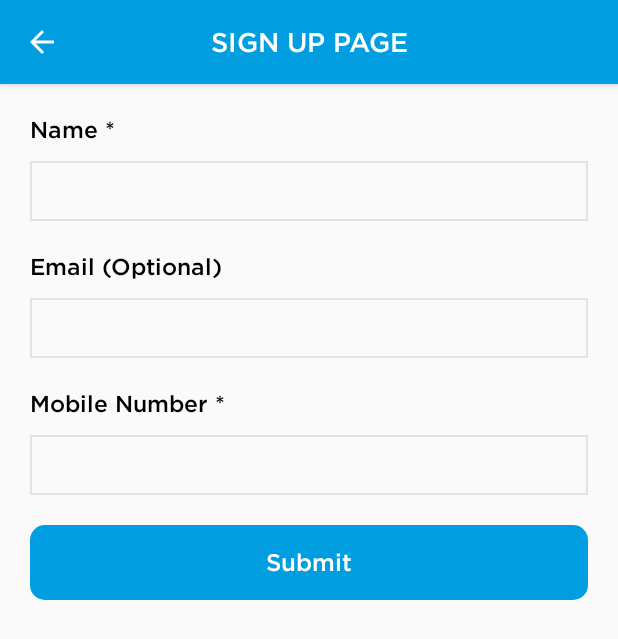
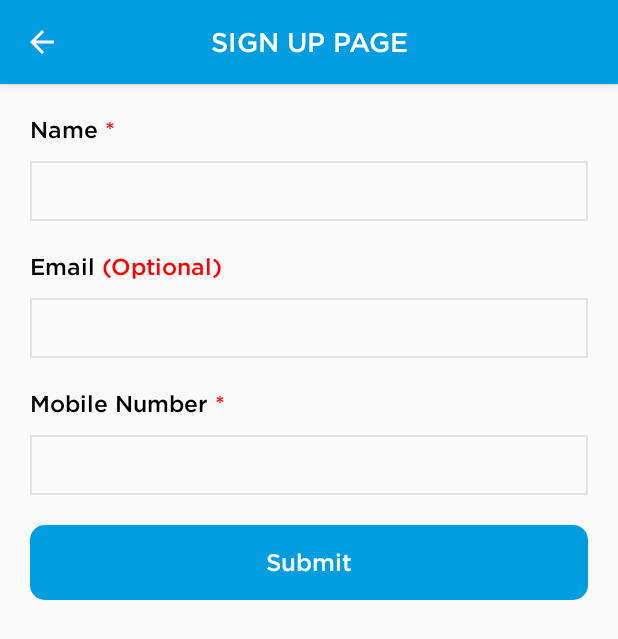
Before and after one commit to noman-iu/MyLocator, an Android app: the SignUpActivity screen opened directly, with no data from a screen before it, on a phone screen of 412 x 824 dp. Shown: the top 639 px of the screen. Run offline under Robolectric (Android 15) with nearby library versions, the phone set to English and light mode, and no system bars; our stand-ins replace ButterKnife, CircleImageView, Firebase (no records; nobody signed in at launch, a user with empty details on screens opened directly).

```diff
--- a/app/build.gradle
+++ b/app/build.gradle
@@ -57,4 +57,6 @@ dependencies {
 
 
 
+
+
 apply plugin: 'com.google.gms.google-services'
--- a/app/src/main/java/com/example/shadabazamfarooqui/mylocator/activity/abstract_activity/Map.java
+++ b/app/src/main/java/com/example/shadabazamfarooqui/mylocator/activity/abstract_activity/Map.java
@@ -11,7 +11,6 @@ import android.location.Location;
 import android.location.LocationManager;
 import android.os.Build;
 import android.os.Bundle;
-import android.os.Handler;
 import android.provider.Settings;
 import android.support.v4.app.ActivityCompat;
 import android.support.v4.content.ContextCompat;
@@ -22,6 +21,7 @@ import android.widget.Toast;
 
 import com.example.shadabazamfarooqui.mylocator.R;
 import com.example.shadabazamfarooqui.mylocator.activity.HomeActivity;
+import com.example.shadabazamfarooqui.mylocator.activity.DummyActivity;
 import com.example.shadabazamfarooqui.mylocator.adapter.MosqueAdapter;
 import com.example.shadabazamfarooqui.mylocator.api.ApiClient;
 import com.example.shadabazamfarooqui.mylocator.network.request.GetRequest;
@@ -39,8 +39,6 @@ import com.google.android.gms.maps.model.BitmapDescriptorFactory;
 import com.google.android.gms.maps.model.LatLng;
 import com.google.android.gms.maps.model.Marker;
 import com.google.android.gms.maps.model.MarkerOptions;
-
-import java.util.List;
 
 import retrofit2.Call;
 import retrofit2.Callback;
@@ -316,7 +314,9 @@ public class Map extends AppCompatActivity implements OnMapReadyCallback,
                         mMap.moveCamera(CameraUpdateFactory.newLatLng(latLng));
                         mMap.animateCamera(CameraUpdateFactory.zoomTo(11));
                     }
+                    DummyActivity.response=response.body();
                     mosqueList.setAdapter(new MosqueAdapter(HomeActivity.context,response.body()));
+
                 } catch (Exception e) {
 
                     Log.d("onResponse", "There is an error");
--- a/app/src/main/java/com/example/shadabazamfarooqui/mylocator/activity/abstract_activity/Navigation.java
+++ b/app/src/main/java/com/example/shadabazamfarooqui/mylocator/activity/abstract_activity/Navigation.java
@@ -15,7 +15,7 @@ import android.view.View;
 import android.widget.Toast;
 
 import com.example.shadabazamfarooqui.mylocator.R;
-import com.example.shadabazamfarooqui.mylocator.activity.AddMosqueActivity;
+import com.example.shadabazamfarooqui.mylocator.activity.DummyActivity;
 
 /**
  * Created by Shadab Azam Farooqui on 24-Dec-17.
@@ -72,7 +72,7 @@ public class Navigation extends Map implements NavigationView.OnNavigationItemSe
             new Handler().postDelayed(new Runnable() {
                 @Override
                 public void run() {
-                    Toast.makeText(getApplicationContext(), "drawer is not ready", Toast.LENGTH_SHORT).show();
+                  startActivity(new Intent(getApplicationContext(), DummyActivity.class));
                     //overridePendingTransition(R.anim.fade_in,R.anim.fade_out);
                 }
             },500);
--- a/app/src/main/res/layout/activity_add_mosque.xml
+++ b/app/src/main/res/layout/activity_add_mosque.xml
@@ -60,6 +60,7 @@
                         android:background="@drawable/bg_grey_stroke"
                         android:layout_height="wrap_content"
                         android:minHeight="40dp"
+                        android:inputType="textCapWords"
                         android:padding="5dp"
                         android:textSize="16sp" />
 
--- a/app/src/main/res/layout/activity_sign_up.xml
+++ b/app/src/main/res/layout/activity_sign_up.xml
@@ -29,14 +29,28 @@
                 android:orientation="vertical"
                 android:visibility="visible">
 
+                <LinearLayout
+                    android:layout_width="match_parent"
+                    android:layout_height="wrap_content"
+                    android:orientation="horizontal">
+
                     <com.example.shadabazamfarooqui.mylocator.utils.BuzzTextView
                         android:id="@+id/buzzTextView"
                         style="@style/Gotham_Medium"
-                    android:layout_width="match_parent"
+                        android:layout_width="wrap_content"
                         android:layout_height="wrap_content"
-                    android:text="Name *"
+                        android:text="Name "
                         android:textColor="#000"
                         android:textSize="15sp" />
+
+                    <com.example.shadabazamfarooqui.mylocator.utils.BuzzTextView
+                        style="@style/Gotham_Medium"
+                        android:layout_width="wrap_content"
+                        android:layout_height="wrap_content"
+                        android:text="*"
+                        android:textColor="@color/red"
+                        android:textSize="15sp" />
+                </LinearLayout>
 
                 <android.support.design.widget.TextInputLayout
                     android:id="@+id/inputLayoutName"
@@ -48,19 +62,37 @@
                         android:layout_width="match_parent"
                         android:layout_height="wrap_content"
                         android:background="@drawable/bg_grey_stroke"
+                        android:inputType="textCapWords"
+                        android:maxLines="1"
                         android:minHeight="40dp"
                         android:padding="10dp"
                         android:textSize="16sp" />
+
+
                 </android.support.design.widget.TextInputLayout>
+
+                <LinearLayout
+                    android:layout_width="match_parent"
+                    android:layout_height="wrap_content">
+
+                    <com.example.shadabazamfarooqui.mylocator.utils.BuzzTextView
+                        style="@style/Gotham_Medium"
+                        android:layout_width="wrap_content"
+                        android:layout_height="wrap_content"
+                        android:layout_marginTop="20dp"
+                        android:text="Email "
+                        android:textColor="#000"
+                        android:textSize="15sp" />
 
                     <com.example.shadabazamfarooqui.mylocator.utils.BuzzTextView
                         style="@style/Gotham_Medium"
                         android:layout_width="fill_parent"
                         android:layout_height="wrap_content"
                         android:layout_marginTop="20dp"
-                    android:text="Email (Optional)"
-                    android:textColor="#000"
+                        android:text="(Optional)"
+                        android:textColor="@color/red"
                         android:textSize="15sp" />
+                </LinearLayout>
 
                 <android.support.design.widget.TextInputLayout
                     android:id="@+id/inputLayoutEmail"
@@ -78,15 +110,30 @@
                         android:textSize="16sp" />
                 </android.support.design.widget.TextInputLayout>
 
+               <LinearLayout
+                   android:layout_width="match_parent"
+                   android:layout_height="wrap_content">
+
                    <com.example.shadabazamfarooqui.mylocator.utils.BuzzTextView
                        android:id="@+id/textView2"
                        style="@style/Gotham_Medium"
-                    android:layout_width="fill_parent"
+                       android:layout_width="wrap_content"
                        android:layout_height="wrap_content"
                        android:layout_marginTop="20dp"
-                    android:text="Mobile Number *"
+                       android:text="Mobile Number "
                        android:textColor="#000"
                        android:textSize="15sp" />
+                   <com.example.shadabazamfarooqui.mylocator.utils.BuzzTextView
+                       style="@style/Gotham_Medium"
+                       android:layout_width="wrap_content"
+                       android:layout_height="wrap_content"
+                       android:layout_marginTop="20dp"
+                       android:text="*"
+                       android:textColor="@color/red"
+                       android:textSize="15sp" />
+
+
+               </LinearLayout>
 
                 <android.support.design.widget.TextInputLayout
                     android:id="@+id/inputLayoutMobile"
--- a/app/src/main/res/layout/content_home.xml
+++ b/app/src/main/res/layout/content_home.xml
@@ -82,12 +82,12 @@
             android:orientation="horizontal"
             android:visibility="gone">
 
-            <com.example.shadabazamfarooqui.mylocator.utils.BuzzTextView
+            <ListView
                 android:id="@+id/moreList"
                 android:text="@string/title_more"
                 android:layout_width="match_parent"
                 android:gravity="center"
-                android:layout_height="match_parent"></com.example.shadabazamfarooqui.mylocator.utils.BuzzTextView>
+                android:layout_height="match_parent"/>
         </LinearLayout>
 
 
```
Also changed, not shown: app/src/main/AndroidManifest.xml (+5 -4 lines), app/src/main/java/com/example/shadabazamfarooqui/mylocator/activity/AddMosqueActivity.java (+8 -3 lines), app/src/main/java/com/example/shadabazamfarooqui/mylocator/activity/DummyActivity.java (added, +37 -0 lines), app/src/main/java/com/example/shadabazamfarooqui/mylocator/activity/HomeActivity.java (+55 -0 lines), app/src/main/java/com/example/shadabazamfarooqui/mylocator/activity/SignUpActivity.java (+27 -7 lines), app/src/main/java/com/example/shadabazamfarooqui/mylocator/adapter/MoreListAdapter.java (added, +71 -0 lines), app/src/main/java/com/example/shadabazamfarooqui/mylocator/adapter/MosqueAdapter.java (+6 -3 lines), app/src/main/java/com/example/shadabazamfarooqui/mylocator/adapter/MosqueExpandableListAdapter.java (added, +99 -0 lines), app/src/main/java/com/example/shadabazamfarooqui/mylocator/utils/Preferences.java (+10 -3 lines), app/src/main/res/layout/activity_dummy.xml (added, +14 -0 lines), app/src/main/res/layout/child_layout.xml (added, +15 -0 lines), app/src/main/res/layout/parent_layout.xml (added, +51 -0 lines), app/src/main/res/layout/row_list.xml (+5 -4 lines), app/src/main/res/layout/row_more_item.xml (added, +24 -0 lines). Lines whose indentation alone changed are shown as unchanged.
